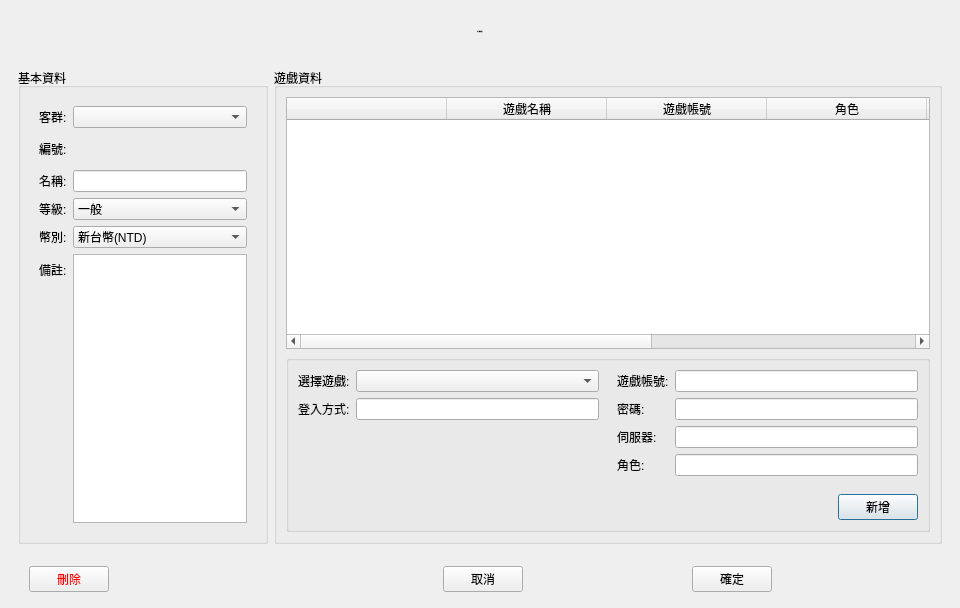
Old version of the form src/AdbClient/StageCustomerService/DialogCustomerEdit.ui in the repository roger0816/Adb.
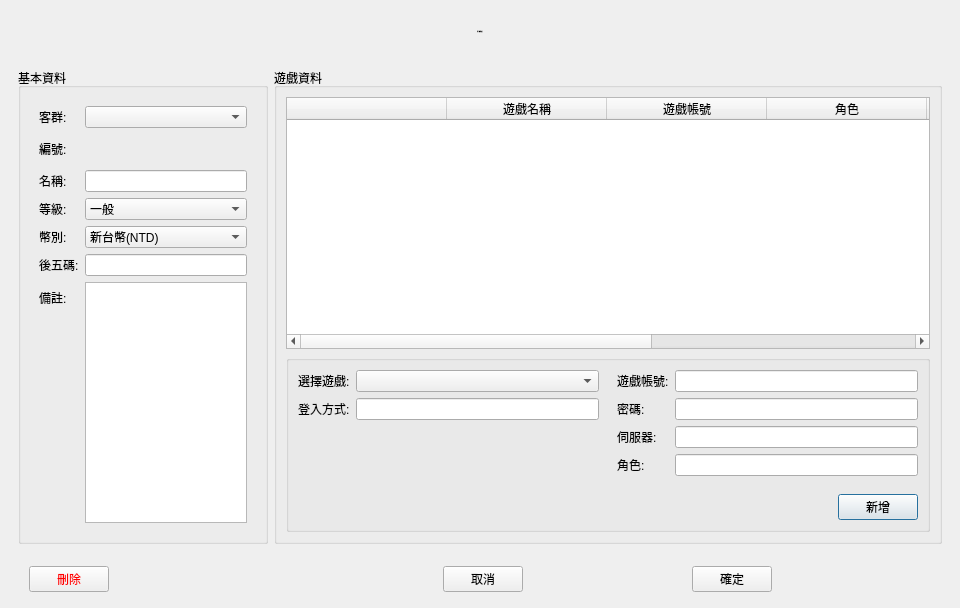
New version of the form.

Diff of the .ui file:
```diff
--- a/src/AdbClient/StageCustomerService/DialogCustomerEdit.ui
+++ b/src/AdbClient/StageCustomerService/DialogCustomerEdit.ui
@@ -235,6 +235,16 @@
                  </item>
                 </widget>
                </item>
+               <item row="5" column="0">
+                <widget class="QLabel" name="label_4">
+                 <property name="text">
+                  <string>後五碼:</string>
+                 </property>
+                </widget>
+               </item>
+               <item row="5" column="1">
+                <widget class="QLineEdit" name="txNum5"/>
+               </item>
               </layout>
              </widget>
             </item>
```
